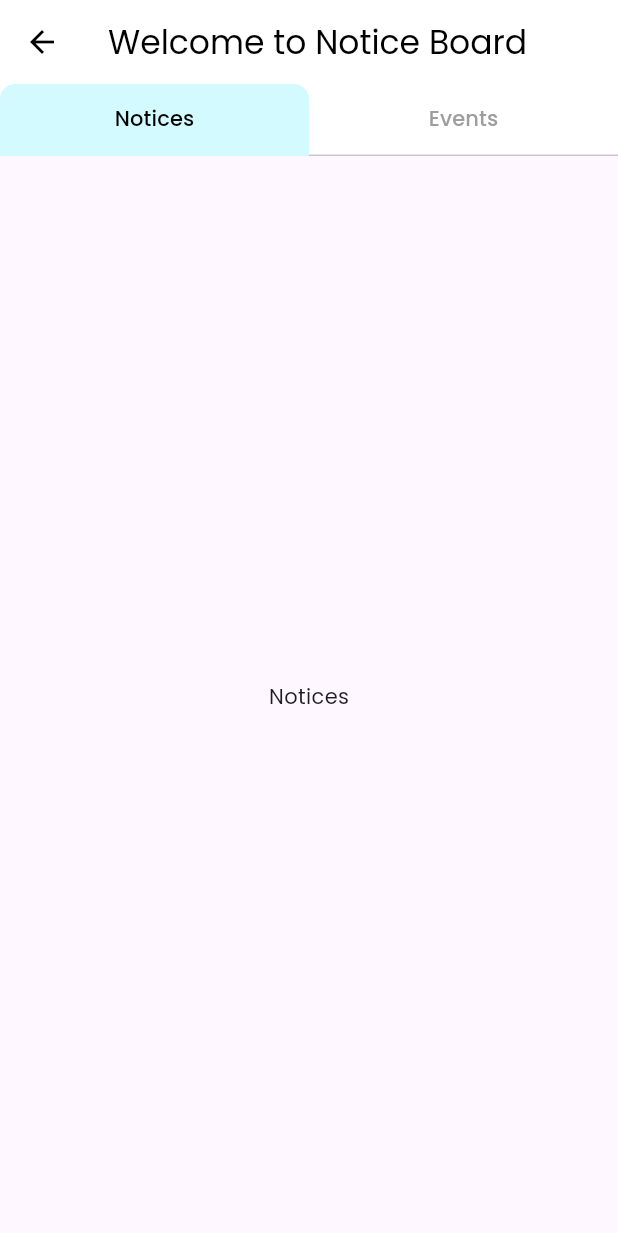
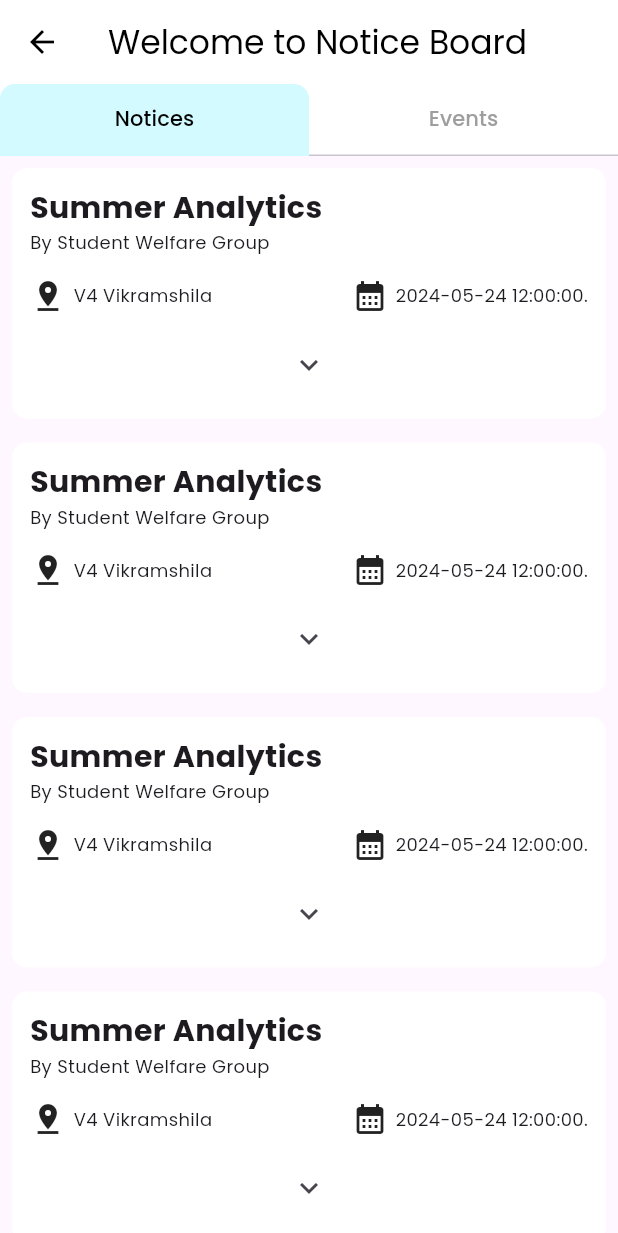
Before and after one commit to Siddharth-Nema/swg_app, a Flutter app: the NoticeBoard screen opened by its route, on a phone screen of 412 x 824 dp. Shown: the top 1233 px of the screen. Run offline on Flutter 3.47's test engine with Material 3 defaults, Android fonts, the phone set to English and light mode, and no system bars; our stand-ins replace carousel_slider, cloud_firestore, firebase_core, firebase_storage, flutter_linkify, google_fonts; accounts and stored records are empty.

Commit message:
feat: notice page ui implemented

```diff
--- /dev/null
+++ b/lib/models/Notice.dart
@@ -0,0 +1,14 @@
+class Notice {
+  final String heading;
+  final String description;
+  final DateTime eventTime;
+  final String location;
+  final String host;
+
+  Notice(
+      {required this.heading,
+      required this.description,
+      required this.eventTime,
+      required this.location,
+      required this.host});
+}
--- a/lib/views/subviews/NoticeBoard.dart
+++ b/lib/views/subviews/NoticeBoard.dart
@@ -1,4 +1,5 @@
 import 'package:flutter/material.dart';
+import 'package:swg_flutter/widgets/NoticeBoard/notices.dart';
 
 class NoticeBoard extends StatefulWidget {
   const NoticeBoard({super.key});
@@ -29,12 +30,10 @@ class _NoticeBoardState extends State<NoticeBoard> {
               ],
             ),
           ),
-          body: const TabBarView(
+          body: TabBarView(
             children: [
-              Center(
-                child: Text('Notices'),
-              ),
-              Center(
+              NoticesView(),
+              const Center(
                 child: Text('Events'),
               ),
             ],
--- /dev/null
+++ b/lib/widgets/NoticeBoard/notices.dart
@@ -0,0 +1,114 @@
+import 'package:flutter/material.dart';
+import 'package:flutter/widgets.dart';
+import 'package:swg_flutter/models/Notice.dart';
+
+class NoticesView extends StatelessWidget {
+  NoticesView({super.key});
+
+  final List<Notice> notices = [
+    Notice(
+        heading: 'Summer Analytics',
+        description:
+            'Here is random desciption about the event. Dont mind reading through this. Its just some random words I wrote to make it look good',
+        eventTime: DateTime(2024, 5, 24, 12, 0, 0),
+        location: 'V4 Vikramshila',
+        host: 'Student Welfare Group')
+  ];
+
+  @override
+  Widget build(BuildContext context) {
+    return ListView.builder(
+      itemCount: 5,
+      itemBuilder: (context, index) {
+        return NoticeTile(notice: notices[0]);
+      },
+    );
+  }
+}
+
+class NoticeTile extends StatefulWidget {
+  const NoticeTile({super.key, required this.notice});
+  final Notice notice;
+
+  @override
+  State<NoticeTile> createState() => _NoticeTileState();
+}
+
+class _NoticeTileState extends State<NoticeTile> {
+  bool isExpanded = false;
+
+  @override
+  Widget build(BuildContext context) {
+    return Container(
+      margin: const EdgeInsets.all(8),
+      padding: const EdgeInsets.all(12),
+      decoration: BoxDecoration(
+          color: Colors.white, borderRadius: BorderRadius.circular(10)),
+      child: Column(
+        crossAxisAlignment: CrossAxisAlignment.stretch,
+        children: [
+          Text(
+            widget.notice.heading,
+            style: const TextStyle(fontSize: 20, fontWeight: FontWeight.w700),
+          ),
+          Text(
+            'By ${widget.notice.host}',
+            style: const TextStyle(fontSize: 12),
+          ),
+          const SizedBox(
+            height: 5,
+          ),
+          isExpanded
+              ? Image.asset(
+                  'assets/images/event_poster.jpg',
+                  height: 150,
+                  fit: BoxFit.fitWidth,
+                )
+              : const SizedBox(),
+          Padding(
+            padding: const EdgeInsets.symmetric(vertical: 10),
+            child: Row(
+              mainAxisAlignment: MainAxisAlignment.spaceBetween,
+              children: [
+                Row(
+                  children: [
+                    const Icon(Icons.pin_drop),
+                    const SizedBox(
+                      width: 5,
+                    ),
+                    Text(
+                      widget.notice.location,
+                      style: const TextStyle(fontSize: 12),
+                    )
+                  ],
+                ),
+                Row(
+                  children: [
+                    const Icon(Icons.calendar_month),
+                    const SizedBox(
+                      width: 5,
+                    ),
+                    Text(
+                      widget.notice.eventTime.toString().substring(0, 20),
+                      style: const TextStyle(fontSize: 12),
+                    )
+                  ],
+                ),
+              ],
+            ),
+          ),
+          isExpanded ? Text(widget.notice.description) : const SizedBox(),
+          IconButton(
+              onPressed: () {
+                setState(() {
+                  isExpanded = !isExpanded;
+                });
+              },
+              icon: isExpanded
+                  ? const Icon(Icons.keyboard_arrow_up)
+                  : const Icon(Icons.keyboard_arrow_down))
+        ],
+      ),
+    );
+  }
+}
```
Also changed, not shown: pubspec.lock, 2 other files.
